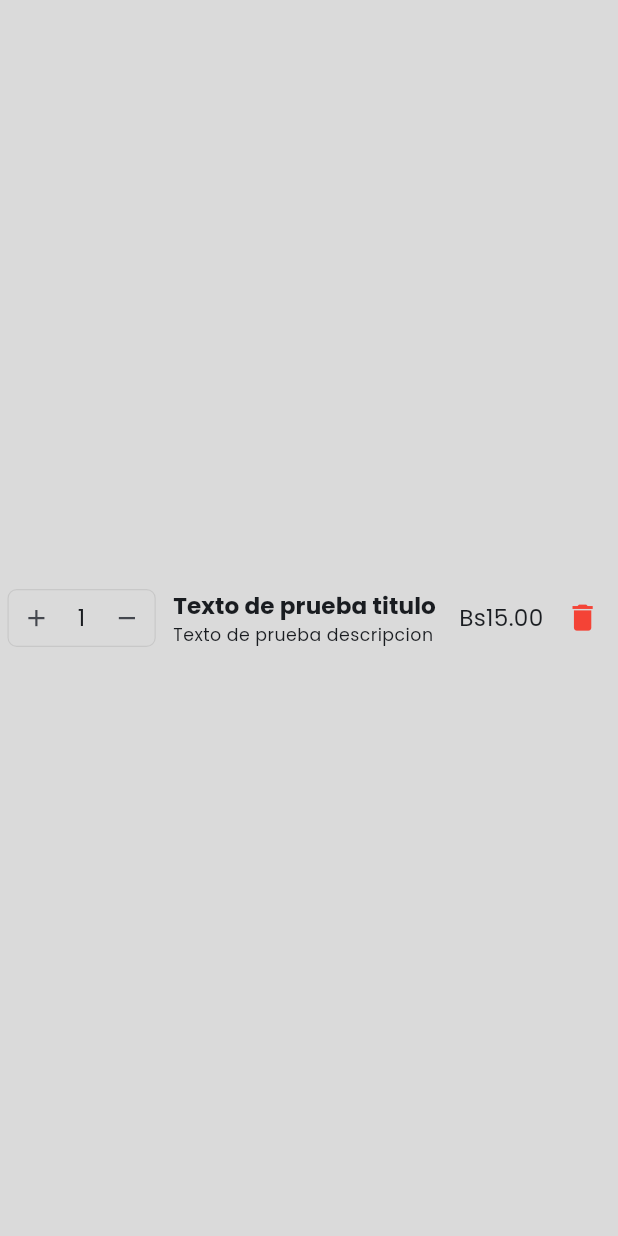
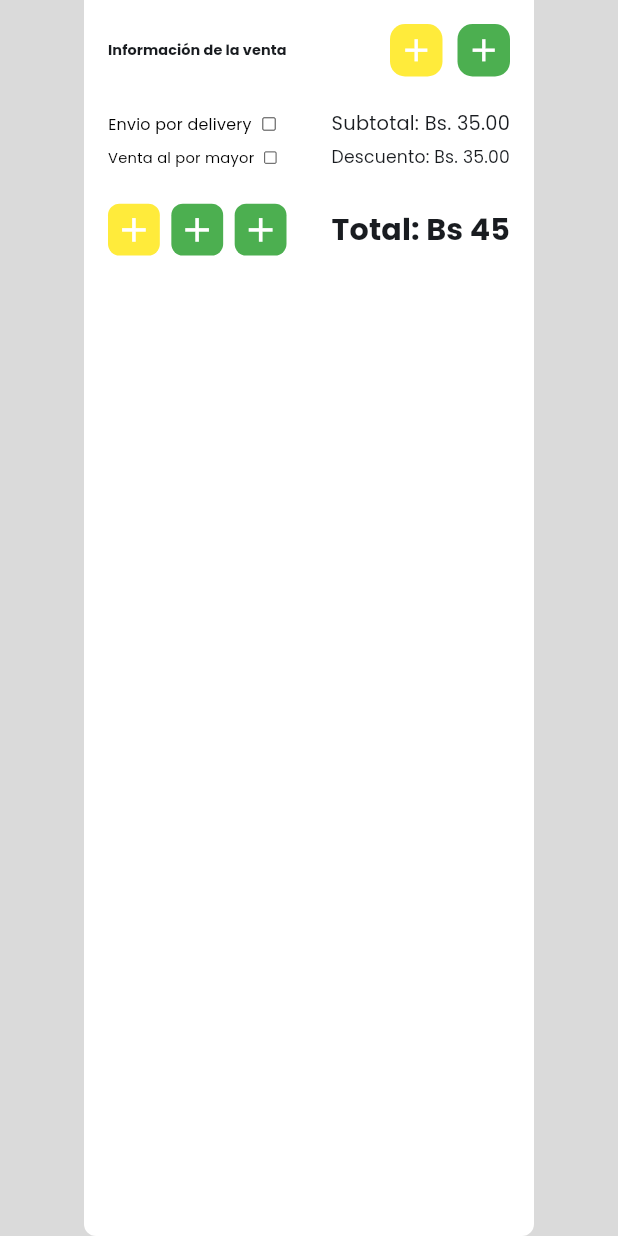
Before and after one commit to Al-Pura-Yepes/Desktop-Frontend, a Flutter app: the TestPage screen opened directly, on a phone screen of 412 x 824 dp. Run offline on Flutter 3.47's test engine with Material 3 defaults, Android fonts, the phone set to English and light mode, and no system bars; our stand-ins replace go_router, google_fonts; network calls fail.

Commit message:
Sale information card Implement the first version of the card without logic but with responsive

```diff
--- a/lib/feature/sale/presentation/screen/sale_screen.dart
+++ b/lib/feature/sale/presentation/screen/sale_screen.dart
@@ -1,5 +1,6 @@
 import 'package:al_pura_frontend/feature/sale/presentation/widget/product_static_price_sale.dart';
 import 'package:al_pura_frontend/feature/sale/presentation/widget/products_board.dart';
+import 'package:al_pura_frontend/feature/sale/presentation/widget/sale_information_front.dart';
 import 'package:al_pura_frontend/feature/shared/widget/buttons/custom_button.dart';
 import 'package:al_pura_frontend/feature/shared/widget/checkbox/custom_checkbox.dart';
 import 'package:al_pura_frontend/feature/shared/widget/fields/custom_title_text_field.dart';
@@ -48,6 +49,8 @@ class SaleScreen extends StatelessWidget {
                     Expanded(
                       child: _SaleCart(textTheme: textTheme),
                     ),
+                    SizedBox(height: 10,),
+                    SaleInformationFront(),
                   ],
                 ),
               ),
--- /dev/null
+++ b/lib/feature/sale/presentation/widget/sale_information_front.dart
@@ -0,0 +1,178 @@
+import 'package:al_pura_frontend/feature/shared/widget/buttons/custom_button.dart';
+import 'package:al_pura_frontend/feature/shared/widget/checkbox/custom_checkbox.dart';
+import 'package:flutter/material.dart';
+
+class SaleInformationFront extends StatelessWidget {
+  const SaleInformationFront({super.key});
+
+  @override
+  Widget build(BuildContext context) {
+    final textTheme = Theme.of(context).textTheme;
+
+    return Container(
+      decoration: BoxDecoration(
+        color: Colors.white,
+        borderRadius: BorderRadius.only(
+          bottomLeft: Radius.circular(8),
+          bottomRight: Radius.circular(8)
+        )
+      ),
+      padding: const EdgeInsets.all(16.0),
+      child: Column(
+        children: [
+          Row(
+            mainAxisAlignment: MainAxisAlignment.spaceBetween,
+            children: [
+              Expanded(
+                child: FittedBox(
+                  fit: BoxFit.cover,
+                  alignment: Alignment.centerLeft,
+                  child: Text(
+                    'Información de la venta',
+                    style: textTheme.titleMedium?.copyWith(fontWeight: FontWeight.bold),
+                  ),
+                ),
+              ),
+
+              SizedBox(width: 30,),
+
+              Flexible(
+                child: FittedBox(
+                  child: Row(
+                    mainAxisAlignment: MainAxisAlignment.end,
+                    children: [
+                      CustomButton(
+                        size: 35,
+                        color: Colors.yellow,
+                      ),
+                      SizedBox(width: 10),
+                      CustomButton(
+                        size: 35,
+                        color: Colors.green,
+                      ),
+                    ],
+                  ),
+                ),
+              ),
+            ],
+          ),
+
+          SizedBox(height: 20,),
+
+          Row(
+            mainAxisAlignment: MainAxisAlignment.spaceBetween,
+            crossAxisAlignment: CrossAxisAlignment.center,
+            children: [
+              const Expanded(
+                  child: FittedBox(
+                      fit: BoxFit.scaleDown,
+                      alignment: Alignment.centerLeft,
+                      child: CustomCheckbox(
+                        title: 'Envio por delivery',
+                        size: 15,
+                      ))),
+
+              SizedBox(width: 30,),
+
+              Flexible(
+                child: FittedBox(
+                  alignment: Alignment.centerRight,
+                  fit: BoxFit.scaleDown,
+                  child: Row(
+                    children: [
+                      Text(
+                        'Subtotal: ',
+                        style: textTheme.bodyMedium,
+                      ),
+                      Text(
+                        'Bs. 35.00',
+                        style: textTheme.bodyMedium,
+                      ),
+                    ],
+                  ),
+                ),
+              ),
+            ],
+          ),
+
+
+
+          Row(
+            mainAxisAlignment: MainAxisAlignment.spaceBetween,
+            crossAxisAlignment: CrossAxisAlignment.center,
+            children: [
+              const Expanded(
+                  child: FittedBox(
+                      fit: BoxFit.scaleDown,
+                      alignment: Alignment.centerLeft,
+                      child: CustomCheckbox(
+                        title: 'Venta al por mayor',
+                        size: 15,
+                      ))),
+
+              SizedBox(width: 30,),
+
+              Flexible(
+                child: FittedBox(
+                  alignment: Alignment.centerRight,
+                  fit: BoxFit.scaleDown,
+                  child: Row(
+                    children: [
+                      Text(
+                        'Descuento: ',
+                        style: textTheme.bodyMedium,
+                      ),
+                      Text(
+                        'Bs. 35.00',
+                        style: textTheme.bodyMedium,
+                      ),
+                    ],
+                  ),
+                ),
+              ),
+            ],
+          ),
+
+          SizedBox(height: 20,),
+
+          Row(
+            mainAxisAlignment: MainAxisAlignment.spaceBetween,
+            children: [
+              Expanded(
+                child: FittedBox(
+                  alignment: Alignment.centerLeft,
+                  fit: BoxFit.scaleDown,
+                  child: Row(
+                    children: [
+                      CustomButton(
+                        size: 45,
+                        color: Colors.yellow,
+                      ),
+                      SizedBox(width: 10),
+                      CustomButton(
+                        size: 45,
+                        color: Colors.green,
+                      ),
+                      SizedBox(width: 10),
+                      CustomButton(
+                        size: 45,
+                        color: Colors.green,
+                      ),
+                    ],
+                  ),
+                ),
+              ),
+
+              SizedBox(width: 30,),
+
+
+              Flexible(
+                  child: FittedBox(child: Text('Total: Bs 45', style: textTheme.titleMedium?.copyWith(fontWeight: FontWeight.bold),))
+              )
+            ],
+          )
+        ],
+      ),
+    );
+  }
+}
--- a/lib/feature/shared/test_page.dart
+++ b/lib/feature/shared/test_page.dart
@@ -1,4 +1,5 @@
 import 'package:al_pura_frontend/feature/sale/presentation/widget/product_static_price_sale.dart';
+import 'package:al_pura_frontend/feature/sale/presentation/widget/sale_information_front.dart';
 import 'package:al_pura_frontend/feature/shared/widget/buttons/quantity_counter.dart';
 import 'package:flutter/material.dart';
 
@@ -9,7 +10,7 @@ class TestPage extends StatelessWidget {
   Widget build(BuildContext context) {
     return Scaffold(
       body: Center(
-        child: ProductStaticPriceSale(),
+        child: SizedBox(width: 300, child: SaleInformationFront()),
       ),
     );
   }
--- a/lib/feature/shared/widget/checkbox/custom_checkbox.dart
+++ b/lib/feature/shared/widget/checkbox/custom_checkbox.dart
@@ -4,10 +4,12 @@ class CustomCheckbox extends StatefulWidget {
   final String title;
   final Color color;
   final bool value;
+  final double size;
   final void Function()? onChange;
 
   const CustomCheckbox(
       {super.key,
+      this.size = 20,
       required this.title,
       this.color = Colors.black,
       this.value = false,
@@ -27,11 +29,11 @@ class _CustomCheckboxState extends State<CustomCheckbox> {
       children: [
         Text(
           widget.title,
-          style: TextStyle(color: widget.color),
+          style: TextStyle(color: widget.color, fontSize: widget.size),
         ),
         SizedBox(
-          height: 50,
-          width: 50,
+          height: widget.size * 2.2,
+          width: widget.size * 2.2,
           child: FittedBox(
             fit: BoxFit.cover,
             child: Checkbox(
```
